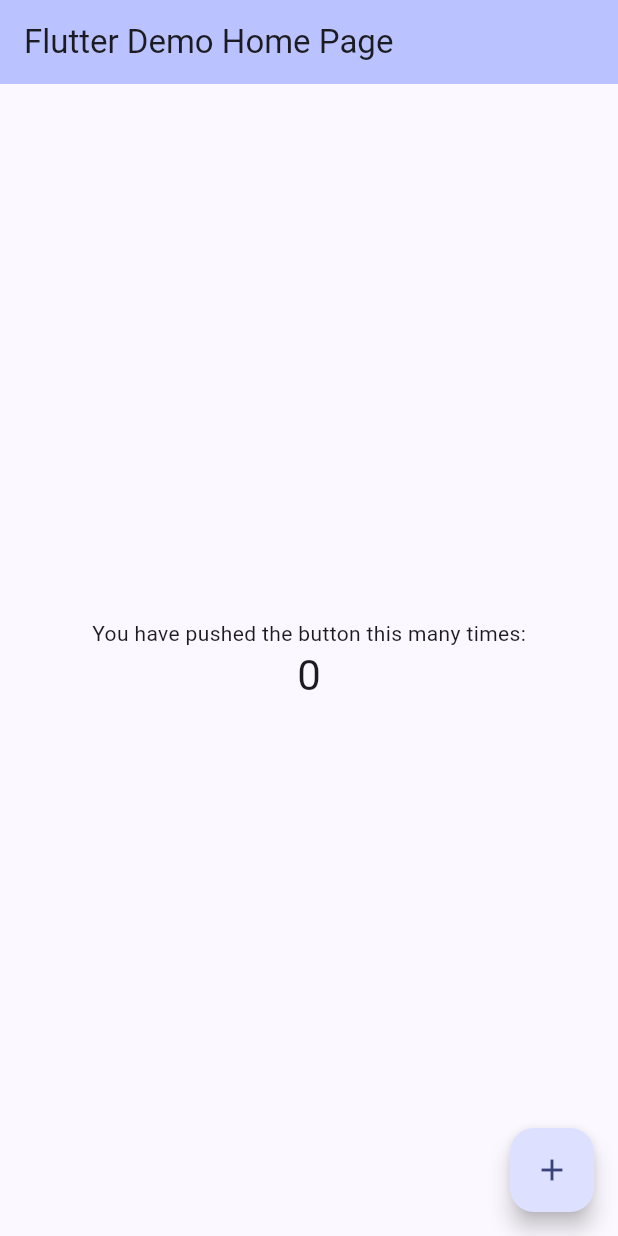
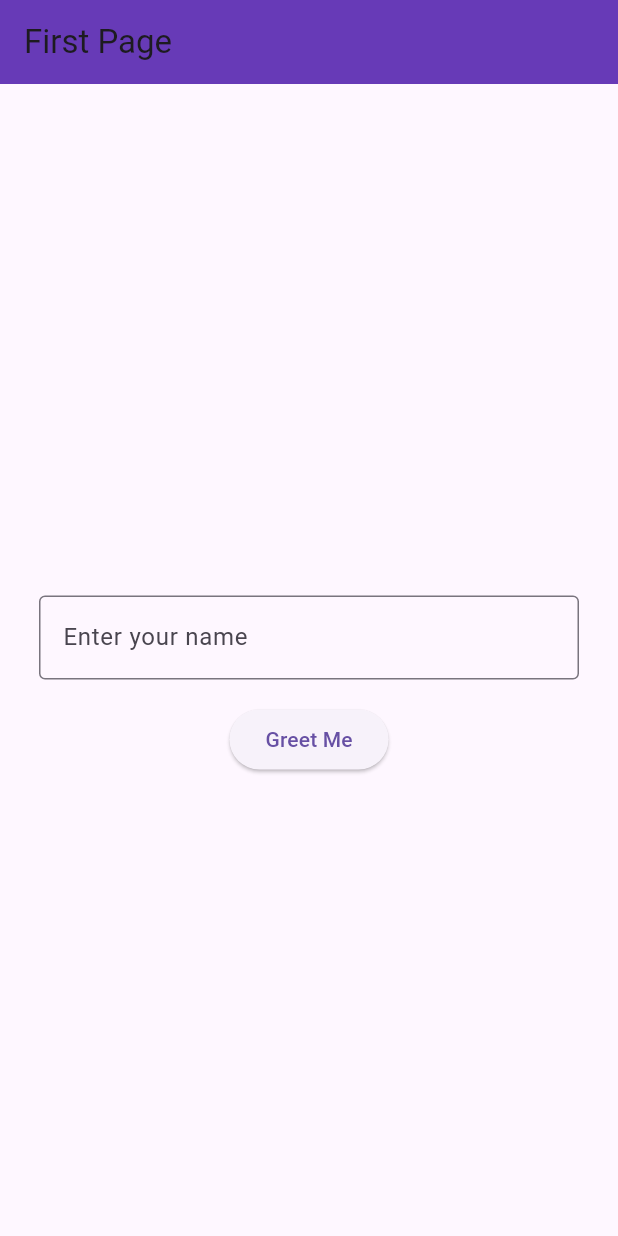
Before and after one commit to NanoProgrammer/apps, a Flutter app: the screen it shows after launch, on a phone screen of 412 x 824 dp. Run offline on Flutter 3.47's test engine with Material 3 defaults, Android fonts, the phone set to English and light mode, and no system bars.

Commit message:
first project

```diff
--- a/flutter/project_1/lib/main.dart
+++ b/flutter/project_1/lib/main.dart
@@ -1,4 +1,6 @@
 import 'package:flutter/material.dart';
+import 'package:project_1/pages/firstPage.dart';
+import 'package:project_1/pages/secondPage.dart';
 
 
 
@@ -14,28 +16,14 @@ class MyApp extends StatelessWidget {
   // This widget is the root of your application.
   @override
   Widget build(BuildContext context) {
+    return  MaterialApp(
+      debugShowCheckedModeBanner: false,
 
-    return MaterialApp(
-      title: 'Flutter Demo',
-      theme: ThemeData(
-        // This is the theme of your application.
-        //
-        // TRY THIS: Try running your application with "flutter run". You'll see
-        // the application has a purple toolbar. Then, without quitting the app,
-        // try changing the seedColor in the colorScheme below to Colors.green
-        // and then invoke "hot reload" (save your changes or press the "hot
-        // reload" button in a Flutter-supported IDE, or press "r" if you used
-        // the command line to start the app).
-        //
-        // Notice that the counter didn't reset back to zero; the application
-        // state is not lost during the reload. To reset the state, use hot
-        // restart instead.
-        //
-        // This works for code too, not just values: Most code changes can be
-        // tested with just a hot reload.
-        colorScheme: .fromSeed(seedColor: Colors.indigo),
-      ),
-      home: const MyHomePage(title: 'Flutter Demo Home Page'),
+      home: Firstpage(),
+      routes: {
+        '/first': (context) => const Firstpage(),
+        '/second': (context) => const SecondPage(),
+      },
     );
   }
 }
--- /dev/null
+++ b/flutter/project_1/lib/pages/firstPage.dart
@@ -0,0 +1,59 @@
+import 'package:flutter/material.dart';
+import 'package:project_1/pages/secondPage.dart';
+
+
+
+class Firstpage extends StatefulWidget {
+  const Firstpage({Key? key}) : super(key: key);
+
+  @override
+  State<Firstpage> createState() => _FirstpageState();
+}
+
+String greeting = '';
+
+
+class _FirstpageState extends State<Firstpage> {
+  @override
+  Widget build(BuildContext context) {
+     TextEditingController myController = TextEditingController();
+    void updateGreeting() {
+  setState(() {
+    greeting = 'Hello, ${myController.text}!';
+  });
+}
+
+    return Scaffold(
+        appBar: AppBar(
+          title: const Text('First Page'),
+          backgroundColor: Colors.deepPurple,
+         ),
+        body: Center(
+          child: Padding(padding: EdgeInsets.all(26.0),
+          child: Column(
+            mainAxisAlignment: MainAxisAlignment.center,
+            children: [
+              Text(
+                greeting,
+                style: TextStyle(fontSize: 24),
+              ),
+              TextField(
+                controller: myController,
+                decoration: InputDecoration(
+                  border: OutlineInputBorder(),
+                  labelText: 'Enter your name',
+                  hintText: 'Name',
+                ),
+              ),
+              const SizedBox(height: 16.0),
+              ElevatedButton(
+                onPressed: updateGreeting,
+                child: Text('Greet Me'),
+              ),
+            ],
+          )),
+
+          )
+        );
+  }
+}
--- a/flutter/project_1/pubspec.yaml
+++ b/flutter/project_1/pubspec.yaml
@@ -34,6 +34,10 @@ dependencies:
   # The following adds the Cupertino Icons font to your application.
   # Use with the CupertinoIcons class for iOS style icons.
   cupertino_icons: ^1.0.8
+  firebase_core: ^4.3.0
+  firebase_auth: ^6.1.3
+  cloud_firestore: ^6.1.1
+  firebase_analytics: ^12.1.0
 
 dev_dependencies:
   flutter_test:
```
Also changed, not shown: flutter/project_1/lib/pages/secondPage.dart (added, +18 -0 lines), flutter/todo/analysis_options.yaml (added, +28 -0 lines), flutter/todo/lib/main.dart (added, +122 -0 lines), flutter/todo/pubspec.yaml (added, +89 -0 lines), flutter/project_1/pubspec.lock, flutter/todo/pubspec.lock (added), 128 other files.
